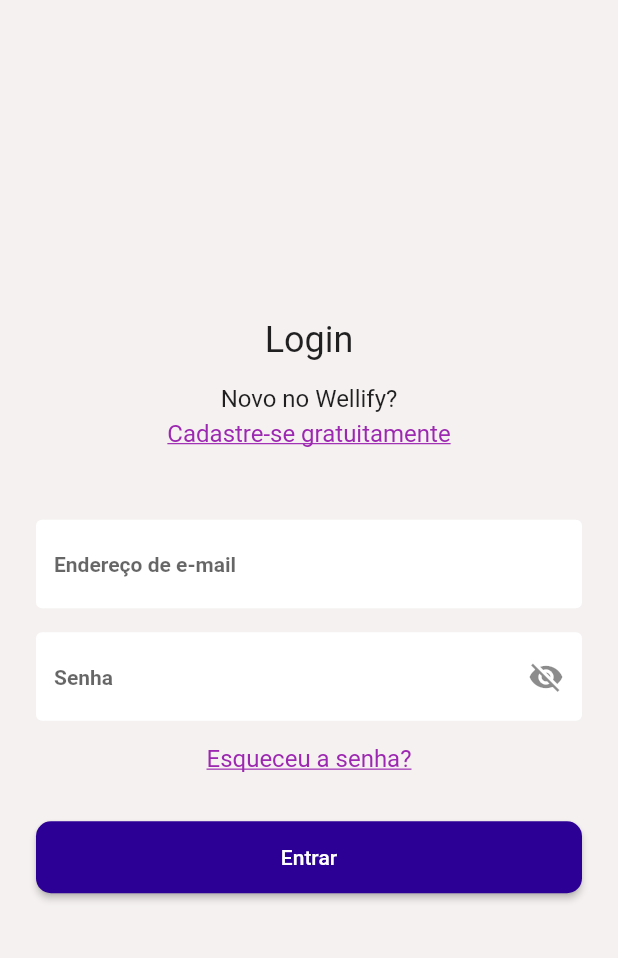
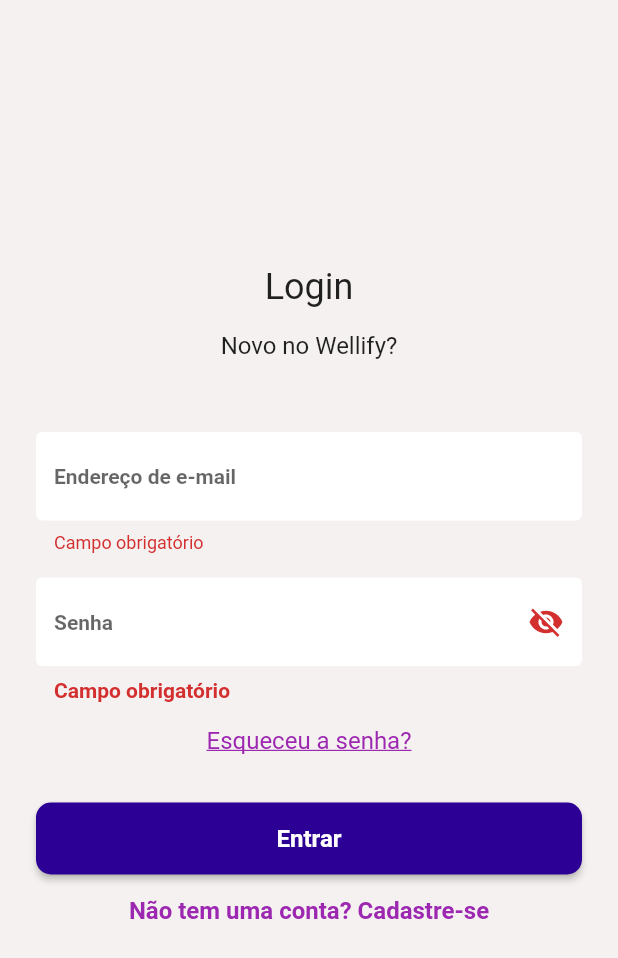
Before and after one commit to Guuisr07/flutter_firebase_hosting, a Flutter app: the screen it shows after launch, after a tap on "Entrar", on a phone screen of 412 x 824 dp. Shown: the top 958 px of the screen. Run offline on Flutter 3.47's test engine with Material 2 defaults, Android fonts, the phone set to English and light mode, and no system bars; our stand-ins replace firebase_auth, firebase_core, lottie; accounts and stored records are empty.

Commit message:
Adding login Auth with firebase

```diff
--- a/lib/login_page.dart
+++ /dev/null
@@ -1,189 +0,0 @@
-import 'package:flutter/material.dart';
-
-class LoginPage extends StatefulWidget {
-  const LoginPage({super.key});
-
-  @override
-  State<LoginPage> createState() => _LoginPageState();
-}
-
-class _LoginPageState extends State<LoginPage> {
-  bool _passwordVisible = false;
-
-  final TextEditingController _emailController = TextEditingController();
-  final TextEditingController _passwordController = TextEditingController();
-
-  @override
-  Widget build(BuildContext context) {
-    return Scaffold(
-      backgroundColor: const Color.fromARGB(255, 245, 241, 241),
-      body: SafeArea(
-        child: Column(
-          mainAxisAlignment: MainAxisAlignment.center,
-          crossAxisAlignment: CrossAxisAlignment.center,
-          children: [
-            Column(
-              children: [
-                const Padding(
-                  padding: EdgeInsets.fromLTRB(0, 0, 0, 16),
-                  child: Text(
-                    'Login',
-                    style: TextStyle(
-                      fontSize: 24,
-                      fontWeight: FontWeight.normal,
-                    ),
-                  ),
-                ),
-                const Text(
-                  'Novo no Wellify?',
-                  style: TextStyle(
-                    fontSize: 16,
-                    fontWeight: FontWeight.normal,
-                  ),
-                ),
-                Padding(
-                  padding: const EdgeInsets.fromLTRB(0, 4, 0, 0),
-                  child: InkWell(
-                    child: const Text(
-                      'Cadastre-se gratuitamente',
-                      style: TextStyle(
-                        fontSize: 16,
-                        fontWeight: FontWeight.normal,
-                        color: Colors.purple,
-                        decoration: TextDecoration.underline,
-                      ),
-                    ),
-                    onTap: () {
-                      debugPrint('Clicou em Cadastre-se');
-                    },
-                  ),
-                ),
-                Padding(
-                  padding: const EdgeInsets.fromLTRB(24, 48, 24, 16),
-                  child: Column(
-                    children: [
-                      Padding(
-                        padding: const EdgeInsets.fromLTRB(0, 0, 0, 16),
-                        child: TextFormField(
-                          controller: _emailController,
-                          decoration: const InputDecoration(
-                              hintText: 'Endereço de e-mail',
-                              hintStyle: TextStyle(
-                                fontSize: 14,
-                                fontWeight: FontWeight.w600,
-                              ),
-                              filled: true,
-                              fillColor: Colors.white,
-                              focusedBorder: OutlineInputBorder(
-                                borderSide: BorderSide.none,
-                              ),
-                              border: OutlineInputBorder(
-                                borderSide: BorderSide.none,
-                              )),
-                        ),
-                      ),
-                      Padding(
-                        padding: const EdgeInsets.fromLTRB(0, 0, 0, 16),
-                        child: TextFormField(
-                          controller: _passwordController,
-                          autovalidateMode: AutovalidateMode.onUserInteraction,
-                          validator: (text) {
-                            if (text == null || text.isEmpty) {
-                              return 'Campo obrigatório';
-                            }
-                            if (text.length < 6) {
-                              return 'A senha deve ter no mínimo 6 caracteres';
-                            }
-                            return null;
-                          },
-                          obscureText: !_passwordVisible,
-                          keyboardType: TextInputType.visiblePassword,
-                          decoration: InputDecoration(
-                              errorStyle: const TextStyle(
-                                fontSize: 14,
-                                fontWeight: FontWeight.w600,
-                              ),
-                              hintText: 'Senha',
-                              hintStyle: const TextStyle(
-                                fontSize: 14,
-                                fontWeight: FontWeight.w600,
-                              ),
-                              suffixIcon: IconButton(
-                                icon: Icon(
-                                  _passwordVisible
-                                      ? Icons.visibility
-                                      : Icons.visibility_off,
-                                ),
-                                onPressed: () {
-                                  setState(() {
-                                    _passwordVisible = !_passwordVisible;
-                                  });
-                                },
-                              ),
-                              filled: true,
-                              fillColor: Colors.white,
-                              focusedBorder: const OutlineInputBorder(
-                                borderSide: BorderSide.none,
-                              ),
-                              border: const OutlineInputBorder(
-                                borderSide: BorderSide.none,
-                              )),
-                        ),
-                      ),
-                      InkWell(
-                        child: const Text(
-                          'Esqueceu a senha?',
-                          textAlign: TextAlign.left,
-                          style: TextStyle(
-                            fontSize: 16,
-                            fontWeight: FontWeight.normal,
-                            color: Colors.purple,
-                            decoration: TextDecoration.underline,
-                          ),
-                        ),
-                        onTap: () {
-                          debugPrint('Esqueceu a senha?');
-                        },
-                      ),
-                      Padding(
-                        padding: const EdgeInsets.fromLTRB(0, 32, 0, 0),
-                        child: SizedBox(
-                          height: 48,
-                          width: double.infinity,
-                          child: ElevatedButton(
-                            onPressed: () {
-                              setState(() {
-                                if (_emailController.text.isEmpty ||
-                                    _passwordController.text.isEmpty) {
-                                  debugPrint('Preencha os campos');
-                                } else {
-                                  debugPrint('Login realizado com sucesso');
-                                }
-                              });
-                            },
-                            style: ButtonStyle(
-                              backgroundColor: MaterialStateProperty.all<Color>(
-                                const Color.fromARGB(255, 44, 0, 148),
-                              ),
-                              shape: MaterialStateProperty.all<
-                                  RoundedRectangleBorder>(
-                                RoundedRectangleBorder(
-                                  borderRadius: BorderRadius.circular(10.0),
-                                ),
-                              ),
-                            ),
-                            child: const Text('Entrar'),
-                          ),
-                        ),
-                      ),
-                    ],
-                  ),
-                ),
-              ],
-            ),
-          ],
-        ),
-      ),
-    );
-  }
-}
--- a/lib/main.dart
+++ b/lib/main.dart
@@ -1,7 +1,17 @@
+import 'package:firebase_core/firebase_core.dart';
 import 'package:flutter/material.dart';
-
+import 'package:flutter_firebase_hosting/services/auth_service.dart';
+import 'package:provider/provider.dart';
 import 'myapp.dart';
 
-void main() {
-  runApp(const MyApp());
+void main() async {
+  WidgetsFlutterBinding.ensureInitialized();
+  await Firebase.initializeApp();
+
+  runApp(MultiProvider(
+    providers: [
+      ChangeNotifierProvider(create: (context) => AuthService()),
+    ],
+    child: const MyApp(),
+  ));
 }
--- a/lib/myapp.dart
+++ b/lib/myapp.dart
@@ -1,6 +1,5 @@
 import 'package:flutter/material.dart';
-
-import 'login_page.dart';
+import 'widgets/auth_check.dart';
 
 class MyApp extends StatelessWidget {
   const MyApp({super.key});
@@ -9,7 +8,7 @@
   Widget build(BuildContext context) {
     return const MaterialApp(
       debugShowCheckedModeBanner: false,
-      home: LoginPage(),
+      home: AuthCheck(),
     );
   }
 }
--- a/lib/home_page.dart
+++ b/lib/pages/home_page.dart
@@ -1,5 +1,8 @@
 import 'package:flutter/material.dart';
 import 'package:lottie/lottie.dart';
+import 'package:provider/provider.dart';
+
+import '../services/auth_service.dart';
 
 class HomePage extends StatefulWidget {
   const HomePage({super.key});
@@ -27,6 +30,10 @@
                 ),
               ),
               Lottie.asset('assets/animations/health-animation.json'),
+              ElevatedButton(
+                onPressed: () => context.read<AuthService>().logout(),
+                child: const Text('Logout'),
+              ),
             ],
           ),
         ),
--- /dev/null
+++ b/lib/pages/login_page.dart
@@ -0,0 +1,285 @@
+import 'package:flutter/material.dart';
+import 'package:provider/provider.dart';
+
+import '../services/auth_service.dart';
+
+class LoginPage extends StatefulWidget {
+  const LoginPage({super.key});
+
+  @override
+  State<LoginPage> createState() => _LoginPageState();
+}
+
+class _LoginPageState extends State<LoginPage> {
+  final GlobalKey<FormState> _formKey = GlobalKey<FormState>();
+  final TextEditingController _emailController = TextEditingController();
+  final TextEditingController _passwordController = TextEditingController();
+
+  bool _passwordVisible = false;
+  bool isLogin = true;
+  bool isLoading = false;
+  late String titulo;
+  late String actionButton;
+  late String toggleButton;
+
+  @override
+  void initState() {
+    super.initState();
+    setFormAction(true);
+  }
+
+  setFormAction(bool acao) {
+    setState(() {
+      isLogin = acao;
+      titulo = isLogin ? 'Login' : 'Cadastro';
+      actionButton = isLogin ? 'Entrar' : 'Cadastrar';
+      toggleButton = isLogin
+          ? 'Não tem uma conta? Cadastre-se'
+          : 'Já tem uma conta? Entre';
+    });
+  }
+
+  login() async {
+    setState(() {
+      isLoading = true;
+    });
+    try {
+      await context.read<AuthService>().login(
+            _emailController.text,
+            _passwordController.text,
+          );
+    } on AuthException catch (e) {
+      setState(() {
+        isLoading = false;
+      });
+      ScaffoldMessenger.of(context).showSnackBar(
+        SnackBar(
+          content: Text(e.message),
+        ),
+      );
+    }
+  }
+
+  signup() {
+    setState(() {
+      isLoading = true;
+    });
+    try {
+      context.read<AuthService>().signup(
+            _emailController.text,
+            _passwordController.text,
+          );
+    } on AuthException catch (e) {
+      setState(() {
+        isLoading = false;
+      });
+      ScaffoldMessenger.of(context).showSnackBar(
+        SnackBar(
+          content: Text(e.message),
+        ),
+      );
+    }
+  }
+
+  @override
+  Widget build(BuildContext context) {
+    return Scaffold(
+      backgroundColor: const Color.fromARGB(255, 245, 241, 241),
+      body: SafeArea(
+        child: Column(
+          mainAxisAlignment: MainAxisAlignment.center,
+          crossAxisAlignment: CrossAxisAlignment.center,
+          children: [
+            Column(
+              children: [
+                Padding(
+                  padding: const EdgeInsets.fromLTRB(0, 0, 0, 16),
+                  child: Text(
+                    titulo,
+                    style: const TextStyle(
+                      fontSize: 24,
+                      fontWeight: FontWeight.normal,
+                    ),
+                  ),
+                ),
+                const Text(
+                  'Novo no Wellify?',
+                  style: TextStyle(
+                    fontSize: 16,
+                    fontWeight: FontWeight.normal,
+                  ),
+                ),
+                Padding(
+                  padding: const EdgeInsets.fromLTRB(24, 48, 24, 16),
+                  child: Form(
+                    key: _formKey,
+                    child: Column(
+                      children: [
+                        Padding(
+                          padding: const EdgeInsets.fromLTRB(0, 0, 0, 16),
+                          child: TextFormField(
+                            controller: _emailController,
+                            keyboardType: TextInputType.emailAddress,
+                            autovalidateMode:
+                                AutovalidateMode.onUserInteraction,
+                            validator: (text) {
+                              if (text == null || text.isEmpty) {
+                                return 'Campo obrigatório';
+                              }
+                              if (!text.contains('@')) {
+                                return 'E-mail inválido';
+                              }
+                              return null;
+                            },
+                            decoration: const InputDecoration(
+                                hintText: 'Endereço de e-mail',
+                                hintStyle: TextStyle(
+                                  fontSize: 14,
+                                  fontWeight: FontWeight.w600,
+                                ),
+                                filled: true,
+                                fillColor: Colors.white,
+                                focusedBorder: OutlineInputBorder(
+                                  borderSide: BorderSide.none,
+                                ),
+                                border: OutlineInputBorder(
+                                  borderSide: BorderSide.none,
+                                )),
+                          ),
+                        ),
+                        Padding(
+                          padding: const EdgeInsets.fromLTRB(0, 0, 0, 16),
+                          child: TextFormField(
+                            controller: _passwordController,
+                            autovalidateMode:
+                                AutovalidateMode.onUserInteraction,
+                            validator: (text) {
+                              if (text == null || text.isEmpty) {
+                                return 'Campo obrigatório';
+                              }
+                              if (text.length < 6) {
+                                return 'A senha deve ter no mínimo 6 caracteres';
+                              }
+                              return null;
+                            },
+                            obscureText: !_passwordVisible,
+                            keyboardType: TextInputType.visiblePassword,
+                            decoration: InputDecoration(
+                                errorStyle: const TextStyle(
+                                  fontSize: 14,
+                                  fontWeight: FontWeight.w600,
+                                ),
+                                hintText: 'Senha',
+                                hintStyle: const TextStyle(
+                                  fontSize: 14,
+                                  fontWeight: FontWeight.w600,
+                                ),
+                                suffixIcon: IconButton(
+                                  icon: Icon(
+                                    _passwordVisible
+                                        ? Icons.visibility
+                                        : Icons.visibility_off,
+                                  ),
+                                  onPressed: () {
+                                    setState(() {
+                                      _passwordVisible = !_passwordVisible;
+                                    });
+                                  },
+                                ),
+                                filled: true,
+                                fillColor: Colors.white,
+                                focusedBorder: const OutlineInputBorder(
+                                  borderSide: BorderSide.none,
+                                ),
+                                border: const OutlineInputBorder(
+                                  borderSide: BorderSide.none,
+                                )),
+                          ),
+                        ),
+                        InkWell(
+                          child: const Text(
+                            'Esqueceu a senha?',
+                            textAlign: TextAlign.left,
+                            style: TextStyle(
+                              fontSize: 16,
+                              fontWeight: FontWeight.normal,
+                              color: Colors.purple,
+                              decoration: TextDecoration.underline,
+                            ),
+                          ),
+                          onTap: () {
+                            debugPrint('Esqueceu a senha?');
+                          },
+                        ),
+                        Padding(
+                          padding: const EdgeInsets.fromLTRB(0, 32, 0, 0),
+                          child: SizedBox(
+                            height: 48,
+                            width: double.infinity,
+                            child: ElevatedButton(
+                              onPressed: () {
+                                if (_formKey.currentState!.validate()) {
+                                  if (isLogin) {
+                                    login();
+                                  } else {
+                                    signup();
+                                  }
+                                }
+                              },
+                              style: ButtonStyle(
+                                backgroundColor:
+                                    MaterialStateProperty.all<Color>(
+                                  const Color.fromARGB(255, 44, 0, 148),
+                                ),
+                                shape: MaterialStateProperty.all<
+                                    RoundedRectangleBorder>(
+                                  RoundedRectangleBorder(
+                                    borderRadius: BorderRadius.circular(10.0),
+                                  ),
+                                ),
+                              ),
+                              child: (isLoading == false)
+                                  ? Text(
+                                      actionButton,
+                                      style: const TextStyle(
+                                        fontSize: 16,
+                                        fontWeight: FontWeight.w600,
+                                      ),
+                                    )
+                                  : const SizedBox(
+                                      width: 16,
+                                      height: 16,
+                                      child: CircularProgressIndicator(
+                                        color: Colors.white,
+                                        strokeWidth: 3,
+                                        backgroundColor: Colors.white24,
+                                      ),
+                                    ),
+                            ),
+                          ),
+                        ),
+                        TextButton(
+                          onPressed: () {
+                            setFormAction(!isLogin);
+                          },
+                          child: Text(
+                            toggleButton,
+                            style: const TextStyle(
+                              fontSize: 16,
+                              fontWeight: FontWeight.w600,
+                              color: Colors.purple,
+                            ),
+                          ),
+                        ),
+                      ],
+                    ),
+                  ),
+                ),
+              ],
+            ),
+          ],
+        ),
+      ),
+    );
+  }
+}
--- /dev/null
+++ b/lib/services/auth_service.dart
@@ -0,0 +1,63 @@
+import 'package:firebase_auth/firebase_auth.dart';
+import 'package:flutter/material.dart';
+
+class AuthException implements Exception {
+  final String message;
+
+  AuthException(this.message);
+}
+
+class AuthService extends ChangeNotifier {
+  final FirebaseAuth _auth = FirebaseAuth.instance;
+  User? usuario;
+  bool isLoading = true;
+
+  AuthService() {
+    _authCheck();
+  }
+
+  _authCheck() {
+    _auth.authStateChanges().listen((User? user) {
+      usuario = (user == null) ? null : user;
+      isLoading = false;
+      notifyListeners();
+    });
+  }
+
+  getUser() {
+    usuario = _auth.currentUser;
+    notifyListeners();
+  }
+
+  signup(String email, String password) async {
+    try {
+      await _auth.createUserWithEmailAndPassword(
+          email: email, password: password);
+      getUser();
+    } on FirebaseAuthException catch (e) {
+      if (e.code == 'weak-password') {
+        throw AuthException('A senha é muito fraca.');
+      } else if (e.code == 'email-already-in-use') {
+        throw AuthException('O email já está em uso.');
+      }
+    }
+  }
+
+  login(String email, String password) async {
+    try {
+      await _auth.signInWithEmailAndPassword(email: email, password: password);
+      getUser();
+    } on FirebaseAuthException catch (e) {
+      if (e.code == 'user-not-found') {
+        throw AuthException('Usuário não encontrado.');
+      } else if (e.code == 'wrong-password') {
+        throw AuthException('Senha incorreta.');
+      }
+    }
+  }
+
+  logout() async {
+    await _auth.signOut();
+    getUser();
+  }
+}
--- /dev/null
+++ b/lib/widgets/auth_check.dart
@@ -0,0 +1,36 @@
+import 'package:flutter/material.dart';
+import 'package:provider/provider.dart';
+
+import '../pages/home_page.dart';
+import '../pages/login_page.dart';
+import '../services/auth_service.dart';
+
+class AuthCheck extends StatefulWidget {
+  const AuthCheck({super.key});
+
+  @override
+  State<AuthCheck> createState() => _AuthCheckState();
+}
+
+class _AuthCheckState extends State<AuthCheck> {
+  @override
+  Widget build(BuildContext context) {
+    AuthService auth = Provider.of<AuthService>(context);
+
+    if (auth.isLoading) {
+      return loading();
+    } else if (auth.usuario == null) {
+      return const LoginPage();
+    } else {
+      return const HomePage();
+    }
+  }
+}
+
+loading() {
+  return const Scaffold(
+    body: Center(
+      child: CircularProgressIndicator(),
+    ),
+  );
+}
--- a/pubspec.yaml
+++ b/pubspec.yaml
@@ -35,8 +35,9 @@
   # Use with the CupertinoIcons class for iOS style icons.
   cupertino_icons: ^1.0.2
   lottie: ^2.2.0
-  firebase_core:
-  firebase_auth:
+  firebase_core: ^2.7.1
+  firebase_auth: ^4.2.10
+  provider: ^6.0.5
 
 dev_dependencies:
   flutter_test:
```
Also changed, not shown: pubspec.lock, 2 other files.
